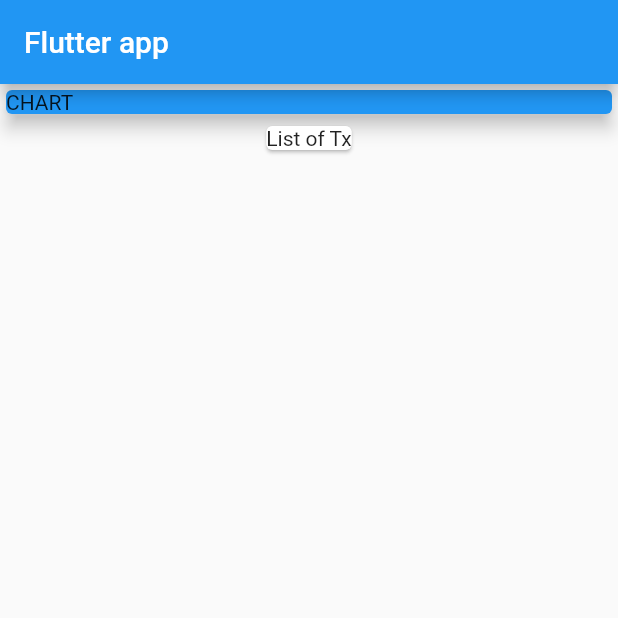
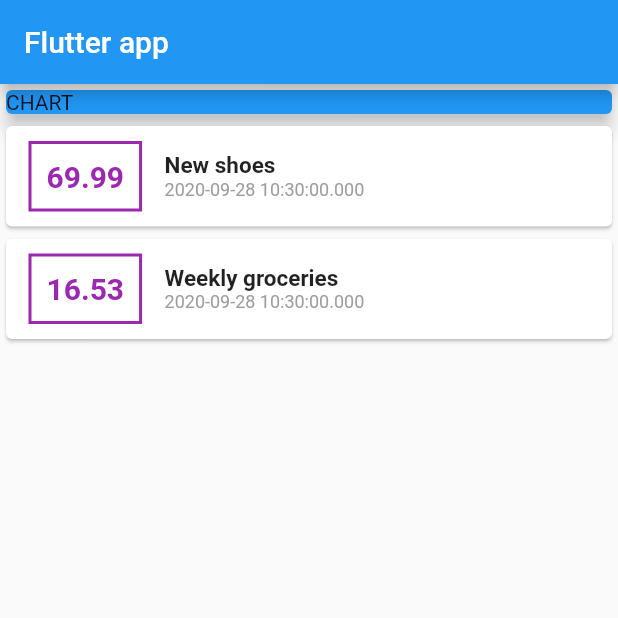
Before and after one commit to maneca/expenses_planner, a Flutter app: the screen it shows after launch, on a phone screen of 412 x 824 dp, the top half of it. Run offline on Flutter 3.47's test engine with Material 2 defaults, Android fonts, the phone set to English and light mode, and no system bars.

Commit message:
Create transaction class Create layout for transaction item

```diff
--- a/lib/main.dart
+++ b/lib/main.dart
@@ -1,4 +1,8 @@
+import 'package:expenses_planner/transaction.dart';
 import 'package:flutter/material.dart';
+
+import './transaction.dart';
+import './transactionItem.dart';
 
 void main() {
   runApp(MyApp());
@@ -16,6 +20,16 @@ class MyApp extends StatelessWidget {
 }
 
 class MyHomePage extends StatelessWidget {
+  final List<Transaction> _transactions = [
+    Transaction(
+        id: "t1", title: "New shoes", amount: 69.99, date: DateTime.now()),
+    Transaction(
+        id: "t2",
+        title: "Weekly groceries",
+        amount: 16.53,
+        date: DateTime.now()),
+  ];
+
   @override
   Widget build(BuildContext context) {
     return Scaffold(
@@ -29,9 +43,12 @@ class MyHomePage extends StatelessWidget {
                 width: double.infinity,
                 child: Card(
                     color: Colors.blue, elevation: 5, child: Text("CHART"))),
-            Card(
-              child: Text("List of Tx"),
-            )
+            Column(
+                children: _transactions.map((tx) {
+              return Card(
+                child: TransactionItem(tx),
+              );
+            }).toList())
           ],
         ));
   }
--- /dev/null
+++ b/lib/transaction.dart
@@ -0,0 +1,14 @@
+import 'package:flutter/foundation.dart';
+
+class Transaction {
+  final String id;
+  final String title;
+  final double amount;
+  final DateTime date;
+
+  Transaction(
+      {@required this.id,
+      @required this.title,
+      @required this.amount,
+      @required this.date});
+}
--- /dev/null
+++ b/lib/transactionItem.dart
@@ -0,0 +1,43 @@
+import 'package:flutter/material.dart';
+
+import './transaction.dart';
+
+class TransactionItem extends StatelessWidget {
+  final Transaction _transaction;
+
+  TransactionItem(this._transaction);
+
+  @override
+  Widget build(BuildContext context) {
+    return Row(
+      children: [
+        Container(
+          margin: EdgeInsets.symmetric(vertical: 10, horizontal: 15),
+          decoration:
+              BoxDecoration(border: Border.all(color: Colors.purple, width: 2)),
+          padding: EdgeInsets.all(10),
+          child: Text(
+            _transaction.amount.toString(),
+            style: TextStyle(
+                fontWeight: FontWeight.bold,
+                fontSize: 20,
+                color: Colors.purple),
+          ),
+        ),
+        Column(
+          crossAxisAlignment: CrossAxisAlignment.start,
+          children: [
+            Text(
+              _transaction.title,
+              style: TextStyle(fontWeight: FontWeight.bold, fontSize: 15),
+            ),
+            Text(
+              _transaction.date.toString(),
+              style: TextStyle(fontSize: 12, color: Colors.grey),
+            )
+          ],
+        )
+      ],
+    );
+  }
+}
```
